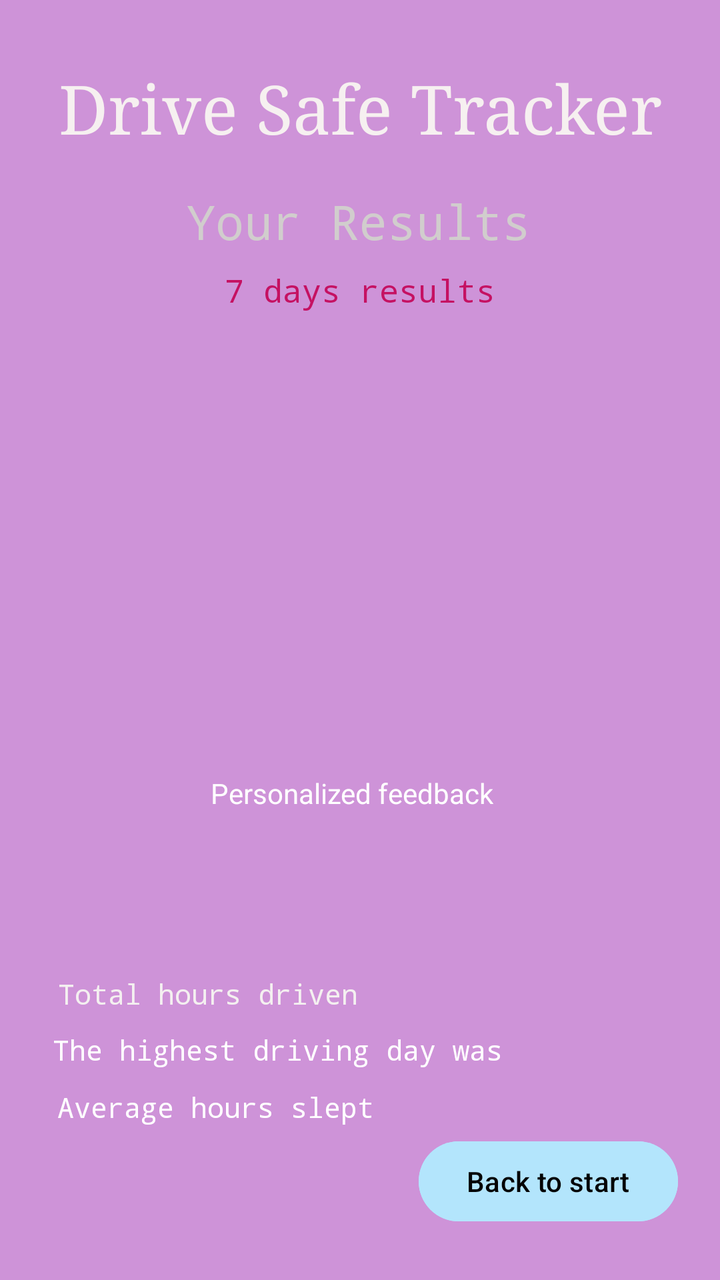
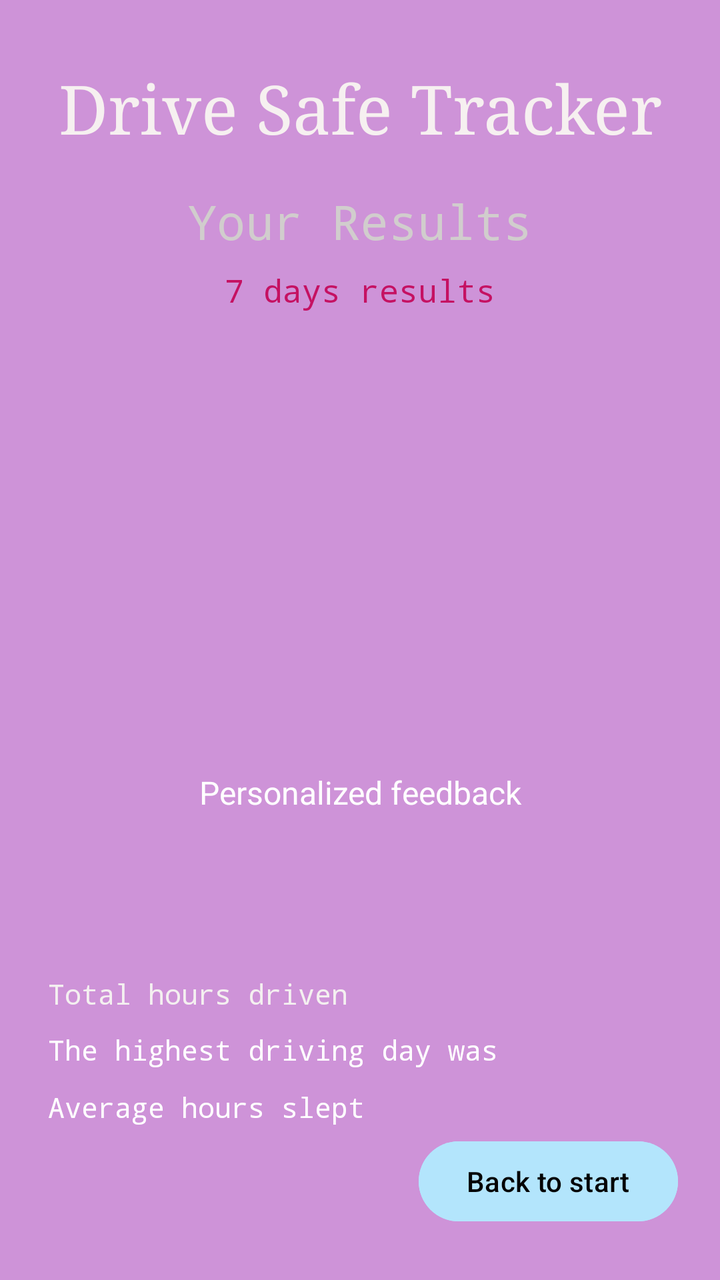

Compare the two renders of this Android layout. The source of the first and the diff that turns it into the second are given below.
<!-- AndroidManifest.xml: application theme Theme.DriveSafeTracker -->
<!-- res/layout/activity_details_screen.xml -->
<?xml version="1.0" encoding="utf-8"?>
<androidx.constraintlayout.widget.ConstraintLayout xmlns:android="http://schemas.android.com/apk/res/android"
    xmlns:app="http://schemas.android.com/apk/res-auto"
    xmlns:tools="http://schemas.android.com/tools"
    android:id="@+id/main"
    android:layout_width="match_parent"
    android:layout_height="match_parent"
    android:background="#CE93D8"
    tools:context=".DetailsScreen">

    <TextView
        android:id="@+id/txtAppName"
        android:layout_width="wrap_content"
        android:layout_height="wrap_content"
        android:fontFamily="serif"
        android:text="Drive Safe Tracker"
        android:textColor="#F6F0F0"
        android:textSize="34sp"
        app:layout_constraintBottom_toBottomOf="parent"
        app:layout_constraintEnd_toEndOf="parent"
        app:layout_constraintStart_toStartOf="parent"
        app:layout_constraintTop_toTopOf="parent"
        app:layout_constraintVertical_bias="0.053" />

    <TextView
        android:id="@+id/txtHeading"
        android:layout_width="wrap_content"
        android:layout_height="wrap_content"
        android:fontFamily="monospace"
        android:text="Your Results"
        android:textColor="#D1CDCD"
        android:textSize="24sp"
        app:layout_constraintBottom_toBottomOf="parent"
        app:layout_constraintEnd_toEndOf="parent"
        app:layout_constraintHorizontal_bias="0.497"
        app:layout_constraintStart_toStartOf="parent"
        app:layout_constraintTop_toTopOf="parent"
        app:layout_constraintVertical_bias="0.155" />

    <TextView
        android:id="@+id/txtResults"
        android:layout_width="wrap_content"
        android:layout_height="wrap_content"
        android:fontFamily="monospace"
        android:text="7 days results"
        android:textColor="#C51162"
        android:textSize="16sp"
        app:layout_constraintBottom_toBottomOf="parent"
        app:layout_constraintEnd_toEndOf="parent"
        app:layout_constraintStart_toStartOf="parent"
        app:layout_constraintTop_toTopOf="parent"
        app:layout_constraintVertical_bias="0.217" />

    <TextView
        android:id="@+id/txtHoursTotal"
        android:layout_width="wrap_content"
        android:layout_height="wrap_content"
        android:fontFamily="monospace"
        android:text="Total hours driven"
        android:textColor="#F4F0F0"
        app:layout_constraintBottom_toBottomOf="parent"
        app:layout_constraintEnd_toEndOf="parent"
        app:layout_constraintHorizontal_bias="0.138"
        app:layout_constraintStart_toStartOf="parent"
        app:layout_constraintTop_toTopOf="parent"
        app:layout_constraintVertical_bias="0.785" />

    <TextView
        android:id="@+id/txtHighestDriving"
        android:layout_width="wrap_content"
        android:layout_height="wrap_content"
        android:fontFamily="monospace"
        android:text="The highest driving day was"
        android:textColor="#FFFFFF"
        app:layout_constraintBottom_toBottomOf="parent"
        app:layout_constraintEnd_toEndOf="parent"
        app:layout_constraintHorizontal_bias="0.194"
        app:layout_constraintStart_toStartOf="parent"
        app:layout_constraintTop_toTopOf="parent"
        app:layout_constraintVertical_bias="0.83" />

    <TextView
        android:id="@+id/txtAvgSleep"
        android:layout_width="wrap_content"
        android:layout_height="wrap_content"
        android:fontFamily="monospace"
        android:text="Average hours slept"
        android:textColor="#FFFFFF"
        app:layout_constraintBottom_toBottomOf="parent"
        app:layout_constraintEnd_toEndOf="parent"
        app:layout_constraintHorizontal_bias="0.142"
        app:layout_constraintStart_toStartOf="parent"
        app:layout_constraintTop_toTopOf="parent"
        app:layout_constraintVertical_bias="0.876" />

    <Button
        android:id="@+id/btnBack"
        android:layout_width="wrap_content"
        android:layout_height="wrap_content"
        android:backgroundTint="#B3E5FC"
        android:text="Back to start"
        android:textColor="#040404"
        app:layout_constraintBottom_toBottomOf="parent"
        app:layout_constraintEnd_toEndOf="parent"
        app:layout_constraintHorizontal_bias="0.909"
        app:layout_constraintStart_toStartOf="parent"
        app:layout_constraintTop_toTopOf="parent"
        app:layout_constraintVertical_bias="0.957" />

    <TextView
        android:id="@+id/txtFeedback"
        android:layout_width="wrap_content"
        android:layout_height="wrap_content"
        android:text="Personalized feedback"
        android:textColor="#FFFFFF"
        app:layout_constraintBottom_toBottomOf="parent"
        app:layout_constraintEnd_toEndOf="parent"
        app:layout_constraintHorizontal_bias="0.481"
        app:layout_constraintStart_toStartOf="parent"
        app:layout_constraintTop_toTopOf="parent"
        app:layout_constraintVertical_bias="0.623" />

</androidx.constraintlayout.widget.ConstraintLayout>
<!-- resources referenced by this layout -->
<resources>
  <style name="Theme.DriveSafeTracker" parent="Base.Theme.DriveSafeTracker" />
  <style name="Base.Theme.DriveSafeTracker" parent="Theme.Material3.DayNight.NoActionBar">
          
          
      </style>
</resources>

<!-- the commit's change to res/layout/activity_details_screen.xml (unified diff, before → after) -->
@@ -16,10 +16,10 @@
         android:text="Drive Safe Tracker"
         android:textColor="#F6F0F0"
         android:textSize="34sp"
-        app:layout_constraintBottom_toBottomOf="parent"
         app:layout_constraintEnd_toEndOf="parent"
         app:layout_constraintStart_toStartOf="parent"
         app:layout_constraintTop_toTopOf="parent"
+        app:layout_constraintBottom_toBottomOf="parent"
         app:layout_constraintVertical_bias="0.053" />
 
     <TextView
@@ -30,11 +30,10 @@
         android:text="Your Results"
         android:textColor="#D1CDCD"
         android:textSize="24sp"
-        app:layout_constraintBottom_toBottomOf="parent"
         app:layout_constraintEnd_toEndOf="parent"
-        app:layout_constraintHorizontal_bias="0.497"
         app:layout_constraintStart_toStartOf="parent"
         app:layout_constraintTop_toTopOf="parent"
+        app:layout_constraintBottom_toBottomOf="parent"
         app:layout_constraintVertical_bias="0.155" />
 
     <TextView
@@ -45,52 +44,71 @@
         android:text="7 days results"
         android:textColor="#C51162"
         android:textSize="16sp"
-        app:layout_constraintBottom_toBottomOf="parent"
         app:layout_constraintEnd_toEndOf="parent"
         app:layout_constraintStart_toStartOf="parent"
         app:layout_constraintTop_toTopOf="parent"
+        app:layout_constraintBottom_toBottomOf="parent"
         app:layout_constraintVertical_bias="0.217" />
 
     <TextView
+        android:id="@+id/txtFeedback"
+        android:layout_width="0dp"
+        android:layout_height="wrap_content"
+        android:gravity="center"
+        android:text="Personalized feedback"
+        android:textColor="#FFFFFF"
+        android:textSize="16sp"
+        android:layout_marginStart="24dp"
+        android:layout_marginEnd="24dp"
+        app:layout_constraintEnd_toEndOf="parent"
+        app:layout_constraintStart_toStartOf="parent"
+        app:layout_constraintTop_toTopOf="parent"
+        app:layout_constraintBottom_toBottomOf="parent"
+        app:layout_constraintVertical_bias="0.623" />
+
+    <TextView
         android:id="@+id/txtHoursTotal"
-        android:layout_width="wrap_content"
+        android:layout_width="0dp"
         android:layout_height="wrap_content"
         android:fontFamily="monospace"
         android:text="Total hours driven"
         android:textColor="#F4F0F0"
-        app:layout_constraintBottom_toBottomOf="parent"
+        android:layout_marginStart="24dp"
+        android:layout_marginEnd="24dp"
         app:layout_constraintEnd_toEndOf="parent"
-        app:layout_constraintHorizontal_bias="0.138"
         app:layout_constraintStart_toStartOf="parent"
         app:layout_constraintTop_toTopOf="parent"
+        app:layout_constraintBottom_toBottomOf="parent"
         app:layout_constraintVertical_bias="0.785" />
 
     <TextView
         android:id="@+id/txtHighestDriving"
-        android:layout_width="wrap_content"
+        android:layout_width="0dp"
         android:layout_height="wrap_content"
         android:fontFamily="monospace"
         android:text="The highest driving day was"
         android:textColor="#FFFFFF"
-        app:layout_constraintBottom_toBottomOf="parent"
+        android:layout_marginStart="24dp"
+        android:layout_marginEnd="24dp"
         app:layout_constraintEnd_toEndOf="parent"
-        app:layout_constraintHorizontal_bias="0.194"
         app:layout_constraintStart_toStartOf="parent"
         app:layout_constraintTop_toTopOf="parent"
+        app:layout_constraintBottom_toBottomOf="parent"
         app:layout_constraintVertical_bias="0.83" />
 
     <TextView
         android:id="@+id/txtAvgSleep"
-        android:layout_width="wrap_content"
+        android:layout_width="0dp"
         android:layout_height="wrap_content"
         android:fontFamily="monospace"
         android:text="Average hours slept"
         android:textColor="#FFFFFF"
-        app:layout_constraintBottom_toBottomOf="parent"
+        android:layout_marginStart="24dp"
+        android:layout_marginEnd="24dp"
         app:layout_constraintEnd_toEndOf="parent"
-        app:layout_constraintHorizontal_bias="0.142"
         app:layout_constraintStart_toStartOf="parent"
         app:layout_constraintTop_toTopOf="parent"
+        app:layout_constraintBottom_toBottomOf="parent"
         app:layout_constraintVertical_bias="0.876" />
 
     <Button
@@ -100,24 +118,11 @@
         android:backgroundTint="#B3E5FC"
         android:text="Back to start"
         android:textColor="#040404"
-        app:layout_constraintBottom_toBottomOf="parent"
         app:layout_constraintEnd_toEndOf="parent"
-        app:layout_constraintHorizontal_bias="0.909"
         app:layout_constraintStart_toStartOf="parent"
         app:layout_constraintTop_toTopOf="parent"
+        app:layout_constraintBottom_toBottomOf="parent"
+        app:layout_constraintHorizontal_bias="0.909"
         app:layout_constraintVertical_bias="0.957" />
 
-    <TextView
-        android:id="@+id/txtFeedback"
-        android:layout_width="wrap_content"
-        android:layout_height="wrap_content"
-        android:text="Personalized feedback"
-        android:textColor="#FFFFFF"
-        app:layout_constraintBottom_toBottomOf="parent"
-        app:layout_constraintEnd_toEndOf="parent"
-        app:layout_constraintHorizontal_bias="0.481"
-        app:layout_constraintStart_toStartOf="parent"
-        app:layout_constraintTop_toTopOf="parent"
-        app:layout_constraintVertical_bias="0.623" />
-
 </androidx.constraintlayout.widget.ConstraintLayout>
